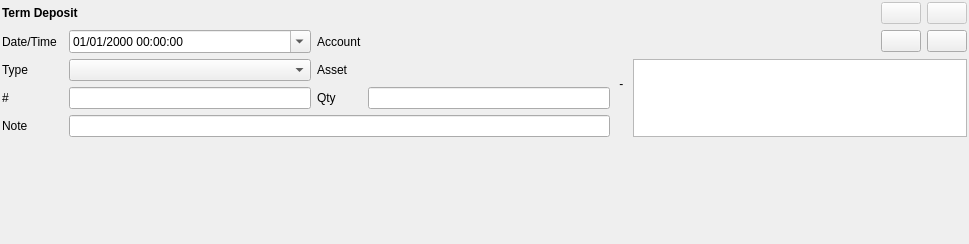
titov-vv/jal, file jal/ui/widgets/term_deposit_operation.ui: the form before one commit.
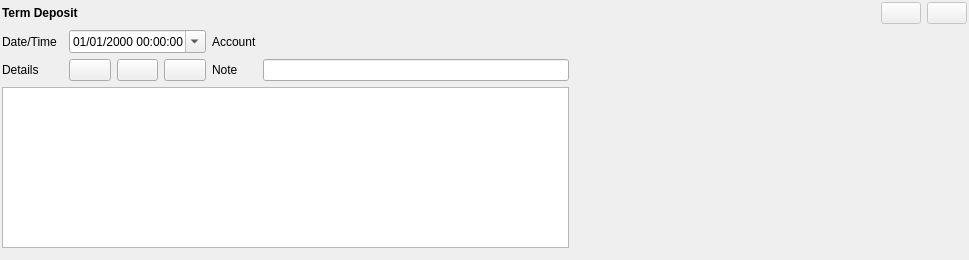
The form after the commit. Custom widgets are drawn as their Qt base class.

Commit message: More details to the draft of term deposit operation

What changed in the file:
```diff
--- a/jal/ui/widgets/term_deposit_operation.ui
+++ b/jal/ui/widgets/term_deposit_operation.ui
@@ -7,7 +7,7 @@
     <x>0</x>
     <y>0</y>
     <width>969</width>
-    <height>244</height>
+    <height>260</height>
    </rect>
   </property>
   <property name="windowTitle">
@@ -26,57 +26,115 @@
    <property name="bottomMargin">
     <number>2</number>
    </property>
-   <item row="2" column="7">
-    <widget class="QPushButton" name="add_button">
+   <item row="0" column="8">
+    <widget class="QPushButton" name="commit_button">
+     <property name="enabled">
+      <bool>false</bool>
+     </property>
      <property name="toolTip">
-      <string>Add asset</string>
+      <string>Commit changes</string>
      </property>
      <property name="text">
       <string/>
      </property>
     </widget>
    </item>
-   <item row="3" column="3">
-    <widget class="QLabel" name="asset_label">
-     <property name="text">
-      <string>Asset</string>
+   <item row="4" column="0" colspan="7">
+    <widget class="TableViewWithFooter" name="actions_table">
+     <property name="alternatingRowColors">
+      <bool>true</bool>
      </property>
-    </widget>
-   </item>
-   <item row="4" column="4">
-    <widget class="QLineEdit" name="qty_edit"/>
-   </item>
-   <item row="2" column="3">
-    <widget class="QLabel" name="account_label">
-     <property name="text">
-      <string>Account</string>
-     </property>
+     <attribute name="verticalHeaderVisible">
+      <bool>false</bool>
+     </attribute>
+     <attribute name="verticalHeaderMinimumSectionSize">
+      <number>20</number>
+     </attribute>
+     <attribute name="verticalHeaderDefaultSectionSize">
+      <number>20</number>
+     </attribute>
     </widget>
    </item>
    <item row="5" column="0">
+    <spacer name="vertical_spacer">
+     <property name="orientation">
+      <enum>Qt::Vertical</enum>
+     </property>
+     <property name="sizeHint" stdset="0">
+      <size>
+       <width>20</width>
+       <height>40</height>
+      </size>
+     </property>
+    </spacer>
+   </item>
+   <item row="3" column="3">
+    <widget class="QPushButton" name="copy_button">
+     <property name="toolTip">
+      <string>Copy detail</string>
+     </property>
+     <property name="text">
+      <string/>
+     </property>
+    </widget>
+   </item>
+   <item row="0" column="9">
+    <widget class="QPushButton" name="revert_button">
+     <property name="enabled">
+      <bool>false</bool>
+     </property>
+     <property name="acceptDrops">
+      <bool>false</bool>
+     </property>
+     <property name="toolTip">
+      <string>Cancel changes</string>
+     </property>
+     <property name="text">
+      <string/>
+     </property>
+    </widget>
+   </item>
+   <item row="3" column="5">
     <widget class="QLabel" name="note_label">
      <property name="text">
       <string>Note</string>
      </property>
     </widget>
    </item>
-   <item row="0" column="7">
-    <widget class="QPushButton" name="commit_button">
-     <property name="enabled">
-      <bool>false</bool>
+   <item row="2" column="0">
+    <widget class="QLabel" name="date_label">
+     <property name="text">
+      <string>Date/Time</string>
      </property>
+    </widget>
+   </item>
+   <item row="2" column="6">
+    <widget class="AccountSelector" name="account_widget" native="true"/>
+   </item>
+   <item row="3" column="0">
+    <widget class="QLabel" name="details_label">
+     <property name="text">
+      <string>Details</string>
+     </property>
+    </widget>
+   </item>
+   <item row="3" column="6">
+    <widget class="QLineEdit" name="note"/>
+   </item>
+   <item row="3" column="4">
+    <widget class="QPushButton" name="del_button">
      <property name="toolTip">
-      <string>Commit changes</string>
+      <string>Remove detail</string>
      </property>
      <property name="text">
       <string/>
      </property>
     </widget>
    </item>
-   <item row="4" column="3">
-    <widget class="QLabel" name="qty_label">
+   <item row="2" column="5">
+    <widget class="QLabel" name="account_label">
      <property name="text">
-      <string>Qty</string>
+      <string>Account</string>
      </property>
     </widget>
    </item>
@@ -92,14 +150,30 @@
      </property>
     </widget>
    </item>
-   <item row="2" column="0">
-    <widget class="QLabel" name="date_label">
+   <item row="2" column="7">
+    <spacer name="horizontalSpacer">
+     <property name="orientation">
+      <enum>Qt::Horizontal</enum>
+     </property>
+     <property name="sizeHint" stdset="0">
+      <size>
+       <width>40</width>
+       <height>20</height>
+      </size>
+     </property>
+    </spacer>
+   </item>
+   <item row="3" column="2">
+    <widget class="QPushButton" name="add_button">
+     <property name="toolTip">
+      <string>Add detail</string>
+     </property>
      <property name="text">
-      <string>Date/Time</string>
+      <string/>
      </property>
     </widget>
    </item>
-   <item row="2" column="2">
+   <item row="2" column="2" colspan="3">
     <widget class="QDateTimeEdit" name="timestamp_editor">
      <property name="displayFormat">
       <string>dd/MM/yyyy hh:mm:ss</string>
@@ -112,110 +186,6 @@
      </property>
     </widget>
    </item>
-   <item row="3" column="5" rowspan="2">
-    <widget class="QLabel" name="arrow">
-     <property name="text">
-      <string> - </string>
-     </property>
-    </widget>
-   </item>
-   <item row="3" column="0">
-    <widget class="QLabel" name="type_label">
-     <property name="text">
-      <string>Type</string>
-     </property>
-    </widget>
-   </item>
-   <item row="3" column="4">
-    <widget class="AssetSelector" name="asset_widget" native="true"/>
-   </item>
-   <item row="2" column="4">
-    <widget class="AccountSelector" name="account_widget" native="true"/>
-   </item>
-   <item row="4" column="2">
-    <widget class="QLineEdit" name="number"/>
-   </item>
-   <item row="3" column="2">
-    <widget class="QComboBox" name="type"/>
-   </item>
-   <item row="0" column="8">
-    <widget class="QPushButton" name="revert_button">
-     <property name="enabled">
-      <bool>false</bool>
-     </property>
-     <property name="acceptDrops">
-      <bool>false</bool>
-     </property>
-     <property name="toolTip">
-      <string>Cancel changes</string>
-     </property>
-     <property name="text">
-      <string/>
-     </property>
-    </widget>
-   </item>
-   <item row="6" column="0">
-    <spacer name="vertical_spacer">
-     <property name="orientation">
-      <enum>Qt::Vertical</enum>
-     </property>
-     <property name="sizeHint" stdset="0">
-      <size>
-       <width>20</width>
-       <height>40</height>
-      </size>
-     </property>
-    </spacer>
-   </item>
-   <item row="5" column="2" colspan="3">
-    <widget class="QLineEdit" name="note"/>
-   </item>
-   <item row="2" column="8">
-    <widget class="QPushButton" name="del_button">
-     <property name="toolTip">
-      <string>Remove asset</string>
-     </property>
-     <property name="text">
-      <string/>
-     </property>
-    </widget>
-   </item>
-   <item row="4" column="0">
-    <widget class="QLabel" name="number_label">
-     <property name="text">
-      <string>#</string>
-     </property>
-    </widget>
-   </item>
-   <item row="3" column="6" rowspan="3" colspan="3">
-    <widget class="TableViewWithFooter" name="results_table">
-     <property name="alternatingRowColors">
-      <bool>true</bool>
-     </property>
-     <attribute name="verticalHeaderVisible">
-      <bool>false</bool>
-     </attribute>
-     <attribute name="verticalHeaderMinimumSectionSize">
-      <number>20</number>
-     </attribute>
-     <attribute name="verticalHeaderDefaultSectionSize">
-      <number>20</number>
-     </attribute>
-    </widget>
-   </item>
-   <item row="2" column="6">
-    <spacer name="horizontalSpacer">
-     <property name="orientation">
-      <enum>Qt::Horizontal</enum>
-     </property>
-     <property name="sizeHint" stdset="0">
-      <size>
-       <width>40</width>
-       <height>20</height>
-      </size>
-     </property>
-    </spacer>
-   </item>
   </layout>
  </widget>
  <customwidgets>
@@ -230,12 +200,6 @@
    <header>jal/widgets/reference_selector.h</header>
    <container>1</container>
   </customwidget>
-  <customwidget>
-   <class>AssetSelector</class>
-   <extends>QWidget</extends>
-   <header>jal/widgets/reference_selector.h</header>
-   <container>1</container>
-  </customwidget>
  </customwidgets>
  <resources/>
  <connections/>
```
The commit also changes 6 other files.
